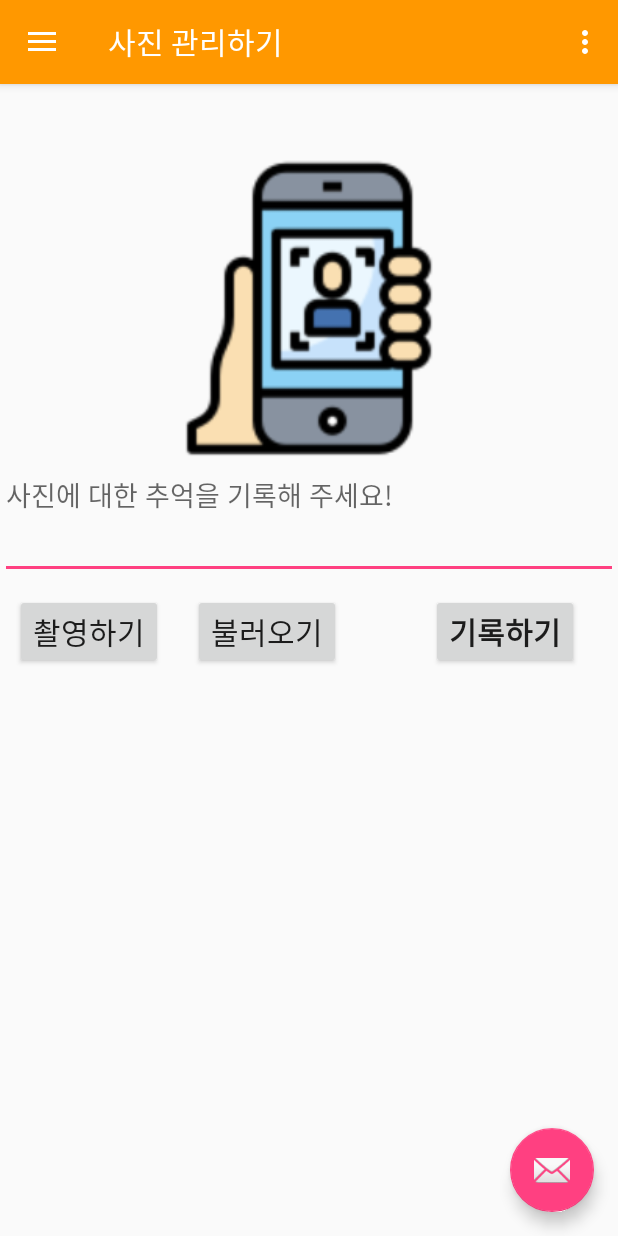
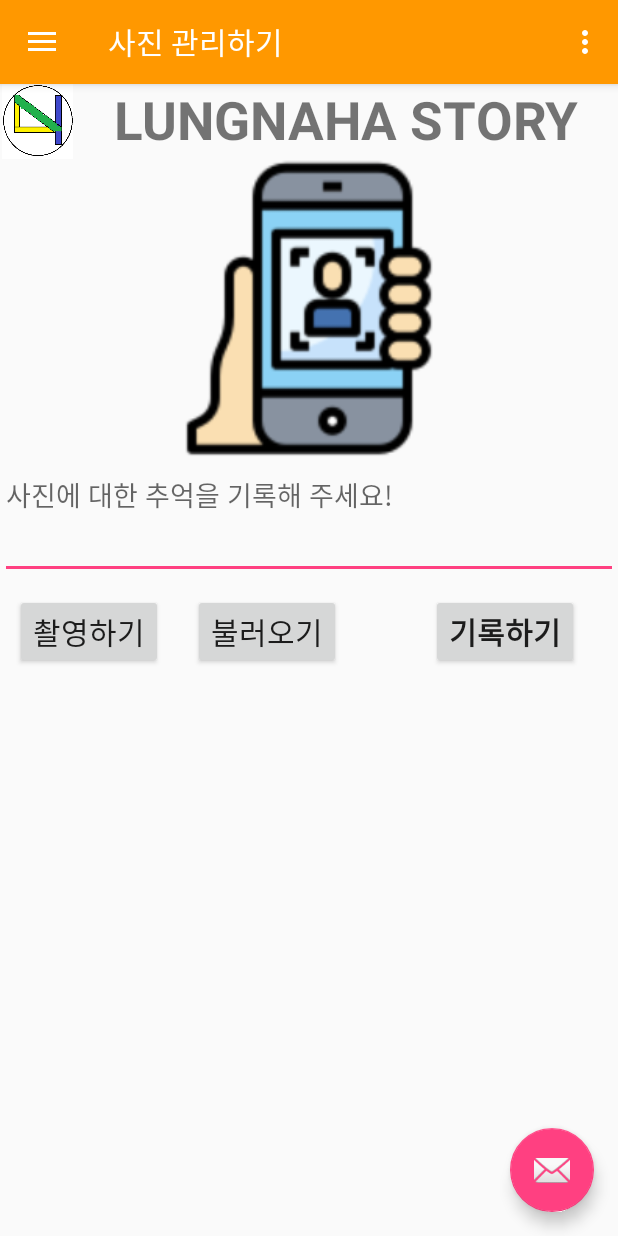
Before and after one commit to lungnahahd/PhotoDescription, an Android app: the screen it shows after launch once a user with an empty profile is signed in (Main), after a tap on an icon or button, on a phone screen of 412 x 824 dp. Run offline under Robolectric (Android 15) with nearby library versions, the phone set to English and light mode, and no system bars; our stand-ins replace Firebase (no records; nobody signed in at launch, a user with empty details on screens opened directly), navigation-ui; 3 statements that could not run were skipped.

Commit message:
이미지 리스트 구현하기 초기 버전

```diff
--- a/app/src/main/java/com/evanandroid/apps/photodescription/Main.kt
+++ b/app/src/main/java/com/evanandroid/apps/photodescription/Main.kt
@@ -15,6 +15,7 @@ import android.os.Environment
 import android.provider.MediaStore
 import android.util.Log
 import android.view.Menu
+import android.view.View
 import android.widget.Button
 import android.widget.Toast
 import com.google.android.material.floatingactionbutton.FloatingActionButton
@@ -30,6 +31,8 @@ import androidx.appcompat.app.AppCompatActivity
 import androidx.appcompat.widget.Toolbar
 import androidx.core.app.ActivityCompat
 import androidx.core.content.ContextCompat
+import com.evanandroid.apps.photodescription.ui.slideshow.SlideshowFragment
+import com.google.firebase.auth.FirebaseAuth
 import kotlinx.android.synthetic.main.fragment_home.*
 import kotlinx.android.synthetic.main.nav_header_main.*
 import java.io.File
@@ -55,11 +58,31 @@ class Main : AppCompatActivity() {
         val fab: FloatingActionButton = findViewById(R.id.fab)
         fab.setOnClickListener {
             view ->
-            Toast.makeText(applicationContext,"폴더 이름 :" + getSaveFolder().absolutePath,Toast.LENGTH_SHORT).show()
+             var userFragment = SlideshowFragment()
+            var bundle = Bundle()
+            var uid = FirebaseAuth.getInstance().currentUser?.uid
+            bundle.putString("destinationUid",uid)
+            userFragment.arguments = bundle
+            supportFragmentManager.beginTransaction().replace(R.id.nav_host_fragment,userFragment).commit()
+
         }
         val drawerLayout: DrawerLayout = findViewById(R.id.drawer_layout)
         val navView: NavigationView = findViewById(R.id.nav_view)
         val navController = findNavController(R.id.nav_host_fragment)
+
+
+
+
+/*
+        var userFragment = SlideshowFragment()
+        var bundle = Bundle()
+        var uid = FirebaseAuth.getInstance().currentUser?.uid
+        bundle.putString("destinationUid",uid)
+        userFragment.arguments = bundle
+        supportFragmentManager.beginTransaction().replace(R.id.nav_host_fragment,userFragment).commit()*/
+
+
+
 
 
 
--- a/app/src/main/res/layout/fragment_slideshow.xml
+++ b/app/src/main/res/layout/fragment_slideshow.xml
@@ -1,22 +1,32 @@
 <?xml version="1.0" encoding="utf-8"?>
-<androidx.constraintlayout.widget.ConstraintLayout xmlns:android="http://schemas.android.com/apk/res/android"
+<LinearLayout
+    xmlns:android="http://schemas.android.com/apk/res/android"
     xmlns:app="http://schemas.android.com/apk/res-auto"
     xmlns:tools="http://schemas.android.com/tools"
     android:layout_width="match_parent"
     android:layout_height="match_parent"
+    android:orientation="vertical"
     tools:context=".ui.slideshow.SlideshowFragment">
 
-    <TextView
-        android:id="@+id/text_slideshow"
+    <LinearLayout
         android:layout_width="match_parent"
-        android:layout_height="wrap_content"
-        android:layout_marginStart="8dp"
-        android:layout_marginTop="8dp"
-        android:layout_marginEnd="8dp"
-        android:textAlignment="center"
-        android:textSize="20sp"
-        app:layout_constraintBottom_toBottomOf="parent"
-        app:layout_constraintEnd_toEndOf="parent"
-        app:layout_constraintStart_toStartOf="parent"
-        app:layout_constraintTop_toTopOf="parent" />
-</androidx.constraintlayout.widget.ConstraintLayout>
+        android:layout_height="50dp">
+        <ImageView
+            android:layout_width="50dp"
+            android:layout_height="match_parent"
+            android:src="@drawable/lungnaha"/>
+        <TextView
+            android:layout_width="match_parent"
+            android:layout_height="wrap_content"
+            android:textStyle="bold"
+            android:textSize="35sp"
+            android:gravity="center"
+            android:text="LUNGNAHA STORY"/>
+    </LinearLayout>
+    <androidx.recyclerview.widget.RecyclerView
+        android:id="@+id/account_recyclerview"
+        android:layout_width="match_parent"
+        android:layout_height="match_parent"/>
+
+
+</LinearLayout>
```
Also changed, not shown: app/src/main/java/com/evanandroid/apps/photodescription/ui/slideshow/SlideshowFragment.kt (+63 -6 lines).
